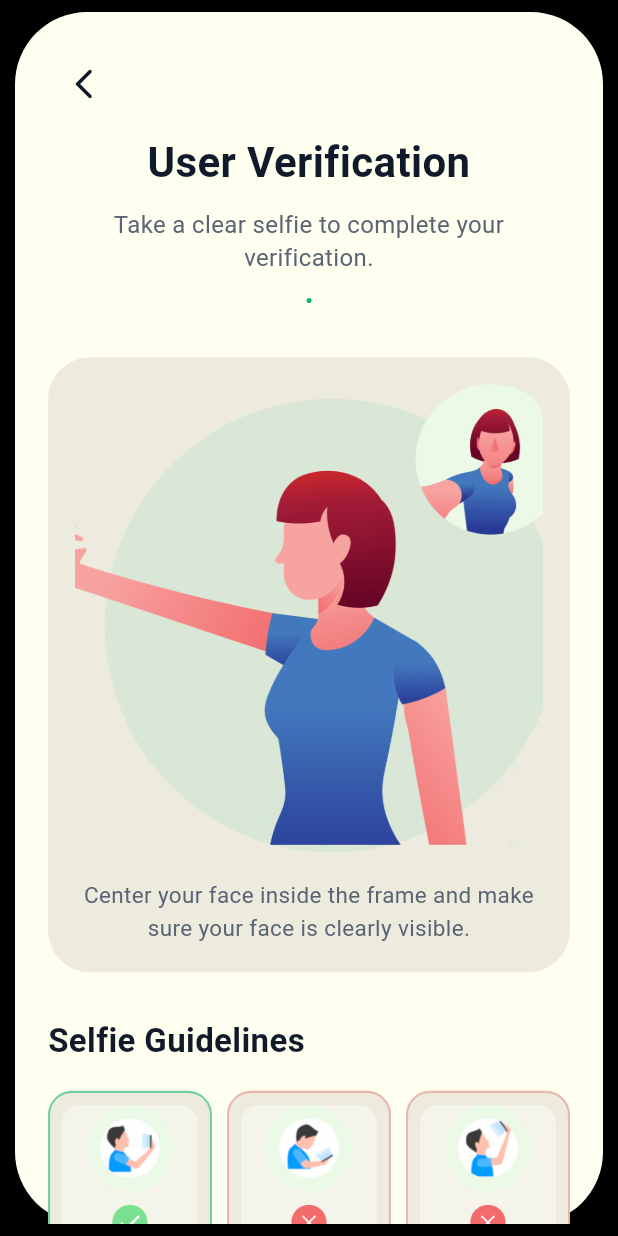
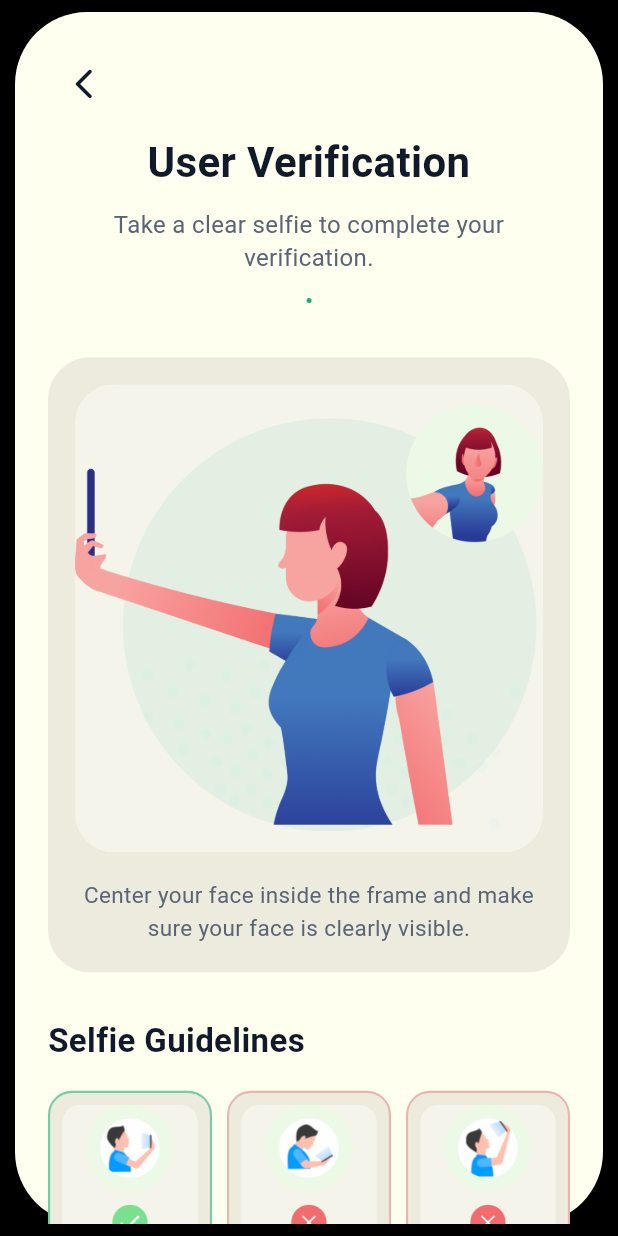
Before and after one commit to DulanDinuja/ride_mate_app_ui, a Flutter app: the UserVerificationScreen screen opened directly with empty values, on a phone screen of 412 x 824 dp. Run offline on Flutter 3.47's test engine with Material 3 defaults, Android fonts, the phone set to English and light mode, and no system bars; our stand-ins replace camera, flutter_secure_storage; accounts and stored records are empty.

Commit message:
user verification selfie upload camara on

```diff
--- a/lib/screens/user_verification_screen.dart
+++ b/lib/screens/user_verification_screen.dart
@@ -1,8 +1,10 @@
 import 'package:flutter/material.dart';
+import 'dart:typed_data';
 
 import '../models/user_verification_args.dart';
+import 'selfie_camera_screen.dart';
 
-class UserVerificationScreen extends StatelessWidget {
+class UserVerificationScreen extends StatefulWidget {
   const UserVerificationScreen({
     super.key,
     required this.args,
@@ -10,12 +12,51 @@ class UserVerificationScreen extends StatelessWidget {
 
   final UserVerificationArgs args;
 
+  @override
+  State<UserVerificationScreen> createState() => _UserVerificationScreenState();
+}
+
+class _UserVerificationScreenState extends State<UserVerificationScreen> {
+  Uint8List? _capturedSelfie;
+  bool _isOpeningCamera = false;
+
   static const Color _screenBackground = Colors.black;
   static const Color _panelBackground = Color(0xFFFFFFF0);
   static const Color _textPrimary = Color(0xFF111A2B);
   static const Color _textSecondary = Color(0xFF5A6475);
   static const Color _cardBackground = Color(0xFFECEBDD);
   static const Color _accent = Color(0xFF10B47A);
+
+  Future<void> _openSelfieCamera() async {
+    if (_isOpeningCamera) return;
+
+    setState(() => _isOpeningCamera = true);
+    try {
+      final Uint8List? selfieBytes = await Navigator.of(context).push<Uint8List>(
+        MaterialPageRoute(
+          builder: (_) => const SelfieCameraScreen(),
+        ),
+      );
+
+      if (!mounted || selfieBytes == null) {
+        return;
+      }
+
+      setState(() => _capturedSelfie = selfieBytes);
+    } catch (e) {
+      if (!mounted) return;
+      ScaffoldMessenger.of(context).showSnackBar(
+        SnackBar(
+          content: Text('Unable to open camera: $e'),
+          backgroundColor: Colors.red.shade700,
+        ),
+      );
+    } finally {
+      if (mounted) {
+        setState(() => _isOpeningCamera = false);
+      }
+    }
+  }
 
   @override
   Widget build(BuildContext context) {
@@ -70,7 +111,7 @@ class UserVerificationScreen extends StatelessWidget {
                   ),
                   const SizedBox(height: 8),
                   Text(
-                    '${args.documentType} • ${args.gender}',
+                    '${widget.args.documentType} • ${widget.args.gender}',
                     style: const TextStyle(
                       fontSize: 14,
                       fontWeight: FontWeight.w600,
@@ -91,9 +132,22 @@ class UserVerificationScreen extends StatelessWidget {
                           aspectRatio: 1,
                           child: ClipRRect(
                             borderRadius: BorderRadius.circular(26),
-                            child: Image.asset(
+                            child: Container(
+                              color: const Color(0xFFF4F4EA),
+                              alignment: Alignment.center,
+                              child: _capturedSelfie == null
+                                  ? Image.asset(
                                       'assets/images/selfie.png',
-                              fit: BoxFit.cover,
+                                      width: double.infinity,
+                                      height: double.infinity,
+                                      fit: BoxFit.contain,
+                                    )
+                                  : Image.memory(
+                                      _capturedSelfie!,
+                                      width: double.infinity,
+                                      height: double.infinity,
+                                      fit: BoxFit.contain,
+                                    ),
                             ),
                           ),
                         ),
@@ -155,13 +209,7 @@ class UserVerificationScreen extends StatelessWidget {
                     width: double.infinity,
                     height: 58,
                     child: ElevatedButton(
-                      onPressed: () {
-                        ScaffoldMessenger.of(context).showSnackBar(
-                          const SnackBar(
-                            content: Text('Selfie capture flow can be added next.'),
-                          ),
-                        );
-                      },
+                      onPressed: _isOpeningCamera ? null : _openSelfieCamera,
                       style: ElevatedButton.styleFrom(
                         backgroundColor: _accent,
                         foregroundColor: Colors.white,
@@ -169,7 +217,16 @@ class UserVerificationScreen extends StatelessWidget {
                           borderRadius: BorderRadius.circular(20),
                         ),
                       ),
-                      child: const Text(
+                      child: _isOpeningCamera
+                          ? const SizedBox(
+                              width: 22,
+                              height: 22,
+                              child: CircularProgressIndicator(
+                                strokeWidth: 2.2,
+                                valueColor: AlwaysStoppedAnimation<Color>(Colors.white),
+                              ),
+                            )
+                          : const Text(
                               'Continue',
                               style: TextStyle(
                                 fontSize: 18,
--- a/pubspec.yaml
+++ b/pubspec.yaml
@@ -12,6 +12,8 @@ dependencies:
   cupertino_icons: ^1.0.2
   http: ^1.1.0
   flutter_secure_storage: ^10.0.0
+  image_picker: ^1.1.2
+  camera: ^0.11.0+2
 
 dev_dependencies:
   flutter_test:
```
Also changed, not shown: lib/screens/selfie_camera_screen.dart (added, +179 -0 lines), pubspec.lock. Lines whose indentation alone changed are shown as unchanged.
